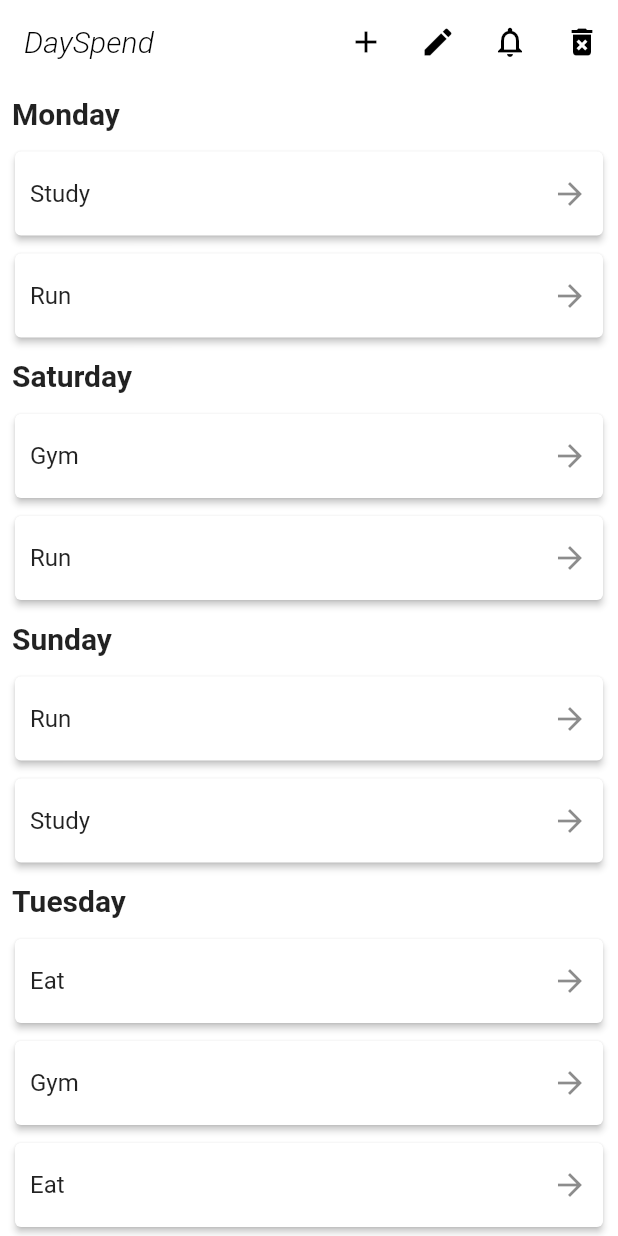
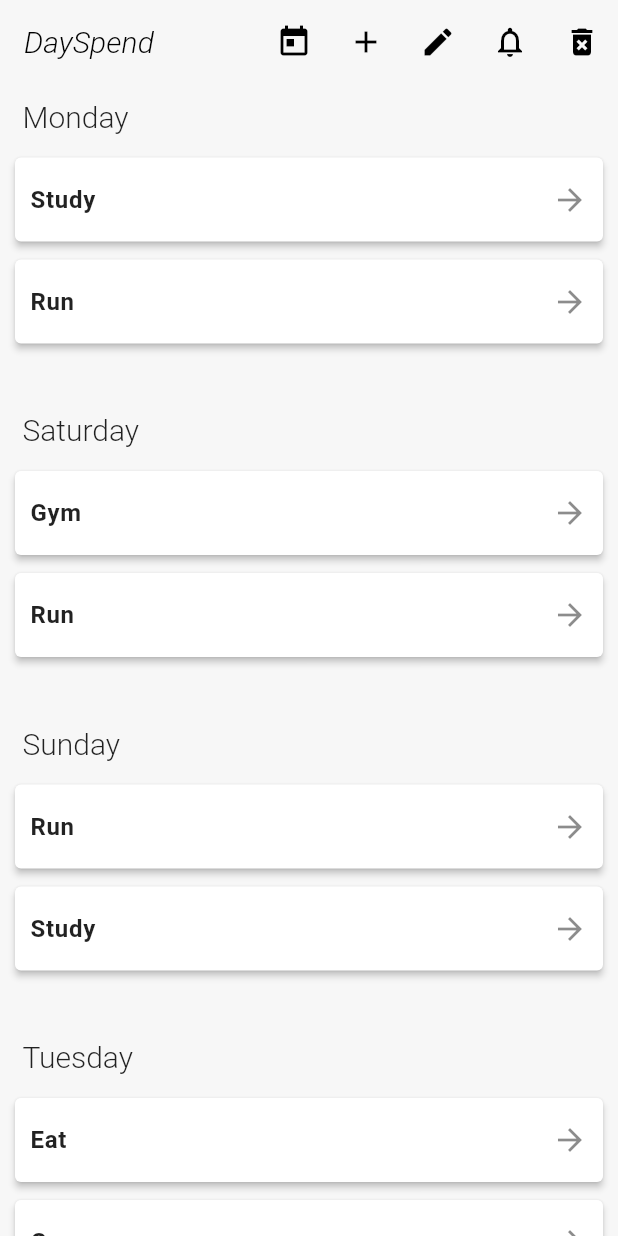
Before and after one commit to danielwse/Orbital, a Flutter app: the screen it shows after launch, swiped to page 2, on a phone screen of 412 x 824 dp. Run offline on Flutter 3.47's test engine with Material 2 defaults, Android fonts, the phone set to English and light mode, and no system bars; drawn by our look-alikes of grouped_list; missing offline and left inert: flutter_rounded_progress_bar.

Commit message:
new font found under font/header.dart

```diff
--- /dev/null
+++ b/DaySpend/lib/fonts/header.dart
@@ -0,0 +1,23 @@
+import 'package:flutter/material.dart';
+
+class Header extends StatelessWidget {
+  Header({@required this.text, @required this.size, this.italic});
+  final double size;
+  final String text;
+  final bool italic;
+  @override
+  Widget build(BuildContext context) {
+    FontStyle key = FontStyle.normal;
+    if (italic) {
+      key = FontStyle.italic;
+    }
+    return Text(
+      text,
+      style: TextStyle(
+          fontSize: size,
+          fontWeight: FontWeight.w300,
+          fontStyle: key,
+          color: Colors.black),
+    );
+  }
+}
--- a/DaySpend/lib/homepage.dart
+++ b/DaySpend/lib/homepage.dart
@@ -1,6 +1,7 @@
 import 'package:DaySpend/expenses/add_expense_popup.dart';
 import 'package:flutter/material.dart';
 import 'package:DaySpend/expenses/homepage_expenses.dart';
+
 class Homepage extends StatefulWidget {
   Homepage({Key key}) : super(key: key);
 
@@ -15,6 +16,7 @@ class _HomepageState extends State<Homepage> {
         debugShowCheckedModeBanner: false,
         home: SafeArea(
             child: Scaffold(
+                backgroundColor: Color(0xffF7F7F7),
                 floatingActionButton: AddExpense(),
                 floatingActionButtonLocation:
                     FloatingActionButtonLocation.endFloat,
--- a/DaySpend/lib/main.dart
+++ b/DaySpend/lib/main.dart
@@ -3,7 +3,6 @@ import 'package:flutter/cupertino.dart';
 import 'package:flutter/material.dart';
 import 'package:flutter/widgets.dart';
 import 'package:DaySpend/planner/planner.dart';
-
 
 void main() {
   runApp(MyApp());
--- a/DaySpend/lib/planner/planner.dart
+++ b/DaySpend/lib/planner/planner.dart
@@ -1,6 +1,7 @@
 import 'package:flutter/cupertino.dart';
 import 'package:flutter/material.dart';
 import 'package:grouped_list/grouped_list.dart';
+import 'package:DaySpend/fonts/header.dart';
 
 List _elements = [
   {'name': 'Study', 'group': 'Monday'},
@@ -21,14 +22,12 @@ class Planner extends StatelessWidget {
     return MaterialApp(
       debugShowCheckedModeBanner: false,
       home: Scaffold(
-        backgroundColor: Colors.white,
+        backgroundColor: Color(0xffF7F7F7),
         appBar: AppBar(
-          title: Text(
-            'DaySpend',
-            style: TextStyle(
-                fontWeight: FontWeight.w300,
-                fontStyle: FontStyle.italic,
-                color: Colors.black),
+          title: Header(
+            text: 'DaySpend',
+            italic: true,
+            size: 20,
           ),
           backgroundColor: Colors.transparent,
           elevation: 0.0,
@@ -38,6 +37,13 @@ class Planner extends StatelessWidget {
             ),
           ),
           actions: <Widget>[
+            IconButton(
+              onPressed: () {},
+              icon: Icon(
+                Icons.today,
+                color: Colors.black,
+              ),
+            ),
             IconButton(
               onPressed: () {},
               icon: Icon(
@@ -69,17 +75,21 @@ class Planner extends StatelessWidget {
           ],
         ),
         body: GroupedListView<dynamic, String>(
+          order: GroupedListOrder.ASC,
           groupBy: (element) => element['group'],
           elements: _elements,
-          useStickyGroupSeparators: true,
+          useStickyGroupSeparators: false,
           groupSeparatorBuilder: (String value) => Padding(
-            padding: const EdgeInsets.all(8.0),
+            // EdgeInsets.fromLTRB(15, 40, 10, 10)
+            padding: (value == 'Monday'
+                ? EdgeInsets.fromLTRB(15, 10, 10, 10)
+                : EdgeInsets.fromLTRB(15, 40, 10, 10)),
             child: Row(
               crossAxisAlignment: CrossAxisAlignment.start,
               children: <Widget>[
                 Text(
                   value,
-                  style: TextStyle(fontSize: 20, fontWeight: FontWeight.bold),
+                  style: TextStyle(fontSize: 20, fontWeight: FontWeight.w300),
                 ),
               ],
             ),
@@ -91,7 +101,13 @@ class Planner extends StatelessWidget {
               child: Container(
                 child: ListTile(
                   contentPadding: EdgeInsets.symmetric(horizontal: 10.0),
-                  title: Text(element['name']),
+                  title: Text(
+                    element['name'],
+                    style: TextStyle(
+                        fontSize: 16,
+                        fontWeight: FontWeight.w700,
+                        letterSpacing: 0.5),
+                  ),
                   trailing: Icon(Icons.arrow_forward),
                 ),
               ),
```
Also changed, not shown: DaySpend/lib/expenses/homepage_expenses.dart (+25 -40 lines), DaySpend/pubspec.yaml (+0 -55 lines), DaySpend/fonts/Helvetica Neu Bold.ttf (deleted), DaySpend/fonts/HelveticaNeue BlackCond.ttf (deleted), DaySpend/fonts/HelveticaNeue Light.ttf (deleted), DaySpend/fonts/HelveticaNeue Medium.ttf (deleted), DaySpend/fonts/HelveticaNeue Thin.ttf (deleted), DaySpend/fonts/HelveticaNeue.ttf (deleted), DaySpend/fonts/HelveticaNeueBd.ttf (deleted), DaySpend/fonts/HelveticaNeueHv.ttf (deleted), DaySpend/fonts/HelveticaNeueIt.ttf (deleted), DaySpend/fonts/HelveticaNeueLt.ttf (deleted), DaySpend/fonts/HelveticaNeueMed.ttf (deleted).
